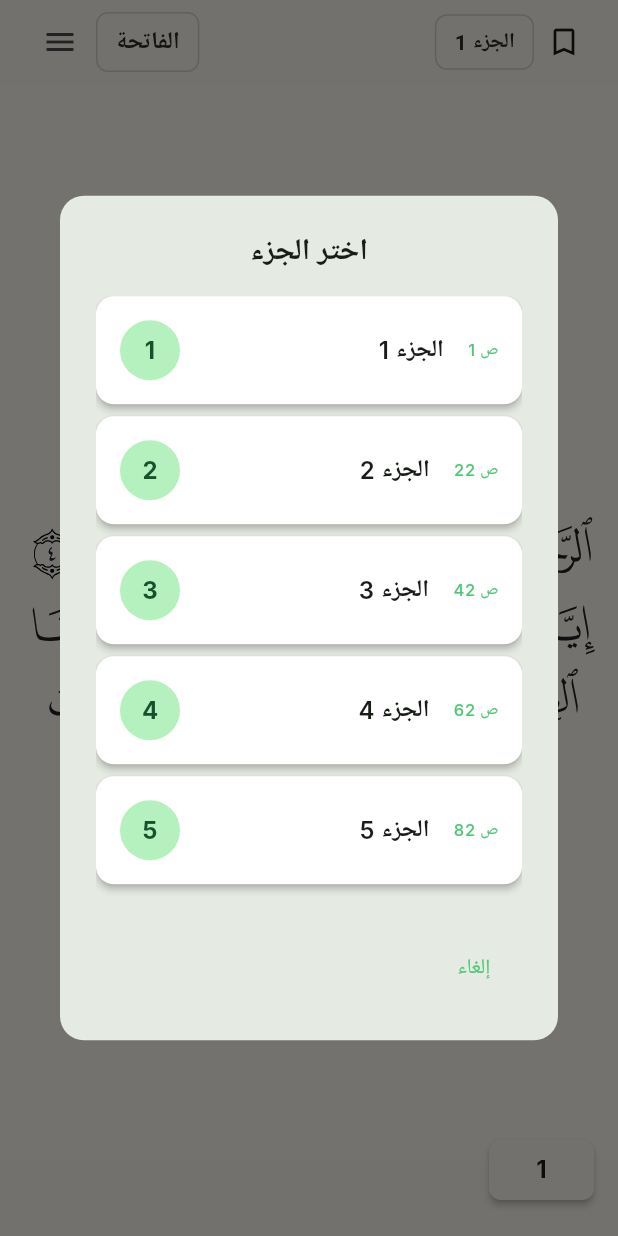
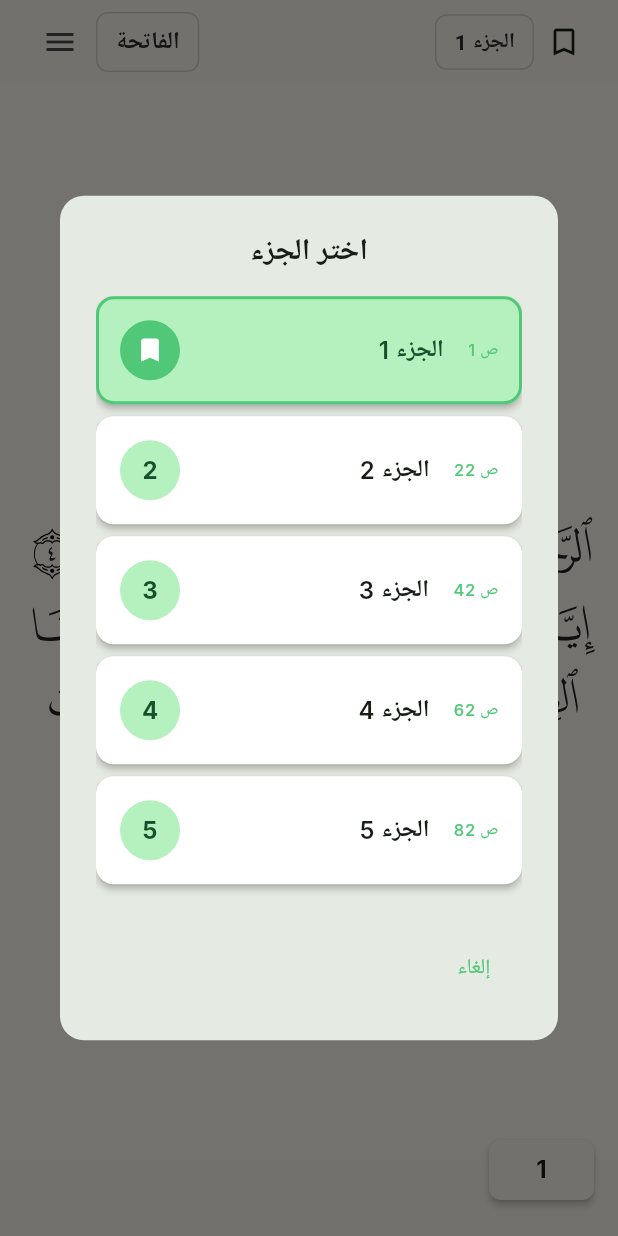
Before and after one commit to helalxp/quran_app, a Flutter app: the screen it shows after launch, after a tap on "الجزء 1", on a phone screen of 412 x 824 dp. Run offline on Flutter 3.47's test engine with Material 3 defaults, Android fonts, the phone set to English and light mode, and no system bars; our stand-ins replace adhan, audio_service, connectivity_plus, firebase_analytics, firebase_core, flutter_local_notifications and 7 more; missing offline and left inert: country_state_city, flutter_qiblah, in_app_update; accounts and stored records are empty; Roboto replaces fonts that are missing (Inter).

Commit message:
feat: Add auto-scroll dialogs and update privacy policy
- Add auto-scroll to current surah/juz in selection dialogs
- Highlight current surah/juz with visual indicators
- Update privacy policy to accurately reflect location data collection
- Add detailed permissions section to privacy policy
- Fix Google Play compliance for precise location disclosure

🤖 Generated with [Claude Code](https://claude.com/claude-code)

Co-Authored-By: Claude <noreply@anthropic.com>

```diff
--- a/lib/viewer_screen.dart
+++ b/lib/viewer_screen.dart
@@ -1132,6 +1132,16 @@ class _ViewerScreenState extends State<ViewerScreen> with TickerProviderStateMix
       return;
     }
 
+    // Find current juz based on current page
+    final currentPage = _currentPageNotifier.value;
+    final currentJuz = JuzMappings.getJuzForPage(currentPage);
+    final currentJuzIndex = currentJuz - 1; // 0-based index
+
+    // Create scroll controller with initial position
+    final scrollController = ScrollController(
+      initialScrollOffset: currentJuzIndex * 72.0, // Approximate item height (card + margin)
+    );
+
     await showGeneralDialog(
       context: context,
       barrierDismissible: true,
@@ -1159,10 +1169,12 @@ class _ViewerScreenState extends State<ViewerScreen> with TickerProviderStateMix
           width: double.maxFinite,
           height: 400,
           child: ListView.builder(
+            controller: scrollController,
             itemCount: 30,
             itemBuilder: (context, index) {
               final juzNumber = index + 1;
               final pageNumber = _juzStartPages[juzNumber];
+              final isCurrentJuz = juzNumber == currentJuz;
 
               return AnimatedListItem(
                 index: index,
@@ -1171,14 +1183,31 @@ class _ViewerScreenState extends State<ViewerScreen> with TickerProviderStateMix
                 child: Card(
                 margin: const EdgeInsets.only(bottom: 8),
                 elevation: 2,
+                color: isCurrentJuz
+                    ? Theme.of(context).colorScheme.primaryContainer
+                    : null,
                 shape: RoundedRectangleBorder(
                   borderRadius: BorderRadius.circular(12),
+                  side: isCurrentJuz
+                      ? BorderSide(
+                          color: Theme.of(context).colorScheme.primary,
+                          width: 2,
+                        )
+                      : BorderSide.none,
                 ),
                 child: ListTile(
                   contentPadding: const EdgeInsets.symmetric(horizontal: 16, vertical: 8),
                   leading: CircleAvatar(
-                    backgroundColor: Theme.of(context).colorScheme.primaryContainer,
-                    child: Text(
+                    backgroundColor: isCurrentJuz
+                        ? Theme.of(context).colorScheme.primary
+                        : Theme.of(context).colorScheme.primaryContainer,
+                    child: isCurrentJuz
+                        ? Icon(
+                            Icons.bookmark,
+                            color: Theme.of(context).colorScheme.onPrimary,
+                            size: 20,
+                          )
+                        : Text(
                             '$juzNumber',
                             style: TextStyle(
                               color: Theme.of(context).colorScheme.onPrimaryContainer,
@@ -1189,7 +1218,9 @@ class _ViewerScreenState extends State<ViewerScreen> with TickerProviderStateMix
                   title: Text(
                     "الجزء $juzNumber",
                     style: TextStyle(
-                      color: Theme.of(context).colorScheme.onSurface,
+                      color: isCurrentJuz
+                          ? Theme.of(context).colorScheme.onPrimaryContainer
+                          : Theme.of(context).colorScheme.onSurface,
                       fontWeight: FontWeight.w600,
                       fontSize: 16,
                     ),
@@ -1205,6 +1236,7 @@ class _ViewerScreenState extends State<ViewerScreen> with TickerProviderStateMix
                   onTap: () {
                     HapticUtils.selection(); // Haptic feedback for selection
                     Navigator.of(context).pop();
+                    scrollController.dispose();
                     if (pageNumber != null) _jumpToPage(pageNumber);
                   },
                 ),
```
Also changed, not shown: 1 other file. Lines whose indentation alone changed are shown as unchanged.
